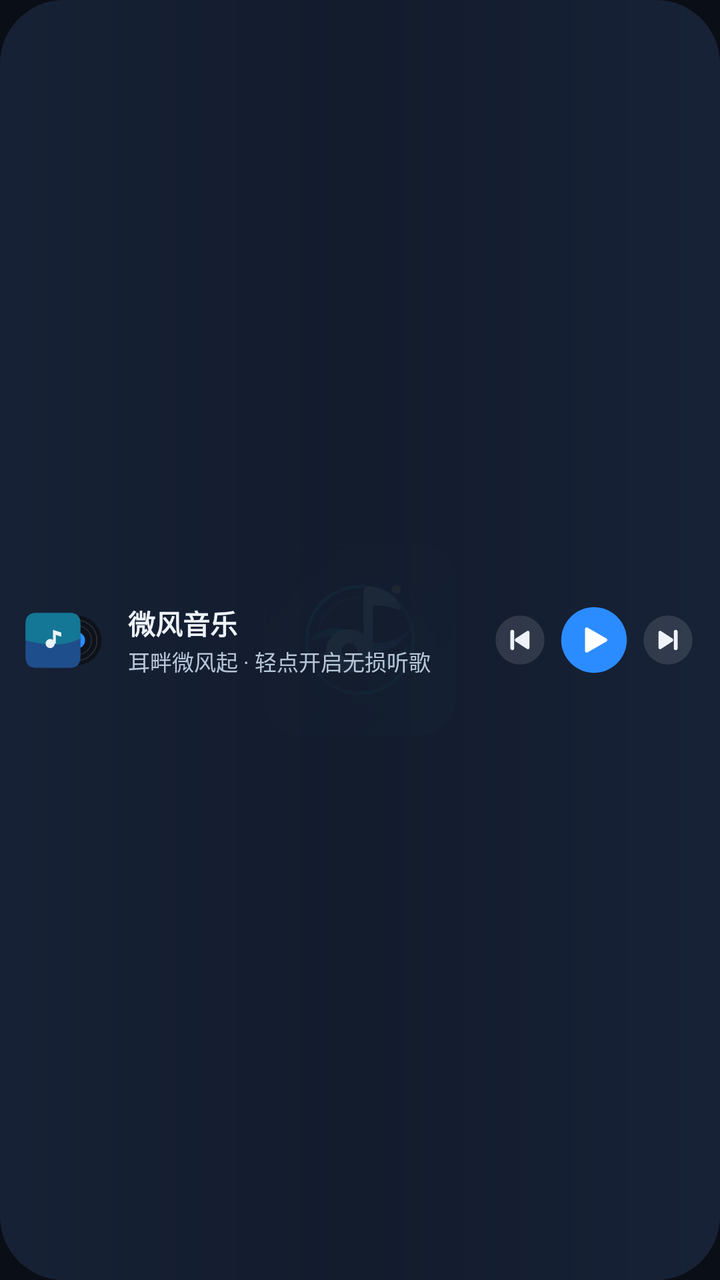
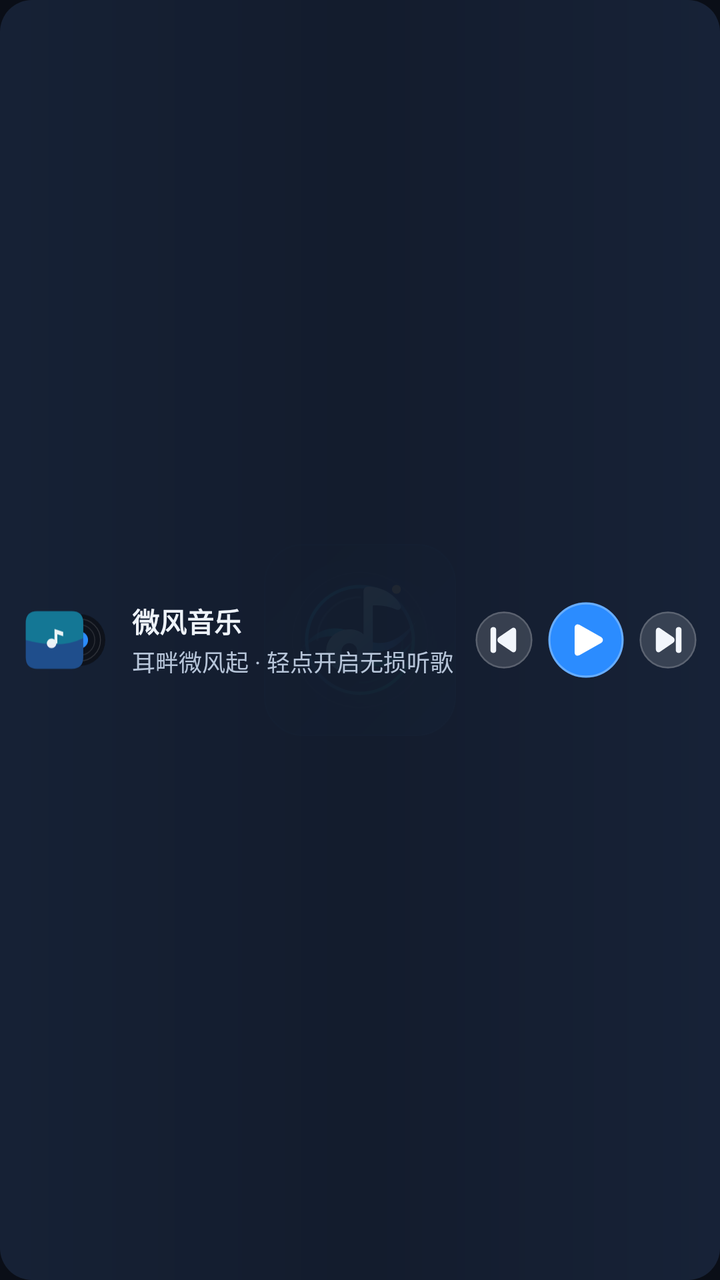

An Android layout rendered at two revisions. The XML below is the earlier revision; the diff shows what the commit changed to produce the second picture.
<!-- AndroidManifest.xml: application theme Theme.ConceptMusic -->
<!-- res/layout/widget_breeze_compact.xml -->
<?xml version="1.0" encoding="utf-8"?>
<FrameLayout xmlns:android="http://schemas.android.com/apk/res/android"
    android:id="@+id/widget_root"
    android:layout_width="match_parent"
    android:layout_height="match_parent"
    android:background="@android:color/transparent">

    <ImageView
        android:id="@+id/widget_bg_image"
        android:layout_width="match_parent"
        android:layout_height="match_parent"
        android:contentDescription="@null"
        android:scaleType="fitXY"
        android:src="@drawable/bg_widget_capsule_preview" />

    <LinearLayout
        android:layout_width="match_parent"
        android:layout_height="match_parent"
        android:gravity="center_vertical"
        android:orientation="horizontal"
        android:paddingLeft="10dp"
        android:paddingTop="6dp"
        android:paddingRight="12dp"
        android:paddingBottom="6dp">

        <ImageView
            android:id="@+id/widget_artwork_stage"
            android:layout_width="44dp"
            android:layout_height="44dp"
            android:contentDescription="@string/app_name"
            android:scaleType="fitCenter"
            android:src="@drawable/bg_widget_stage_art_preview" />

        <LinearLayout
            android:layout_width="0dp"
            android:layout_height="wrap_content"
            android:layout_marginStart="10dp"
            android:layout_marginEnd="6dp"
            android:layout_weight="1"
            android:orientation="vertical">

            <LinearLayout
                android:layout_width="match_parent"
                android:layout_height="wrap_content"
                android:gravity="center_vertical"
                android:orientation="horizontal">

                <TextView
                    android:id="@+id/widget_song_title"
                    android:layout_width="0dp"
                    android:layout_height="wrap_content"
                    android:layout_weight="1"
                    android:ellipsize="end"
                    android:maxLines="1"
                    android:text="@string/app_name"
                    android:textColor="#EEF3FA"
                    android:textSize="13.5sp"
                    android:textStyle="bold" />

                <ImageView
                    android:id="@+id/widget_quality_badge_img"
                    android:layout_width="wrap_content"
                    android:layout_height="15dp"
                    android:layout_marginStart="5dp"
                    android:adjustViewBounds="true"
                    android:contentDescription="@null"
                    android:scaleType="fitCenter"
                    android:visibility="gone" />
            </LinearLayout>

            <TextView
                android:id="@+id/widget_song_artist"
                android:layout_width="match_parent"
                android:layout_height="wrap_content"
                android:layout_marginTop="1dp"
                android:ellipsize="end"
                android:maxLines="1"
                android:text="@string/widget_idle_subtitle"
                android:textColor="#B7C5D9"
                android:textSize="11sp" />
        </LinearLayout>

        <ImageView
            android:id="@+id/widget_btn_prev"
            android:layout_width="28dp"
            android:layout_height="28dp"
            android:contentDescription="@string/widget_cd_prev"
            android:scaleType="fitCenter"
            android:src="@drawable/ic_widget_prev_preview" />

        <ImageView
            android:id="@+id/widget_btn_play"
            android:layout_width="38dp"
            android:layout_height="38dp"
            android:layout_marginStart="4dp"
            android:layout_marginEnd="4dp"
            android:contentDescription="@string/widget_cd_play_pause"
            android:scaleType="fitCenter"
            android:src="@drawable/ic_widget_play_preview" />

        <ImageView
            android:id="@+id/widget_btn_next"
            android:layout_width="28dp"
            android:layout_height="28dp"
            android:contentDescription="@string/widget_cd_next"
            android:scaleType="fitCenter"
            android:src="@drawable/ic_widget_next_preview" />
    </LinearLayout>
</FrameLayout>
<!-- resources referenced by this layout -->
<resources>
  <!-- drawable bg_widget_capsule_preview (drawable) -->
  <?xml version="1.0" encoding="utf-8"?>
  <shape xmlns:android="http://schemas.android.com/apk/res/android"
      android:shape="rectangle">
      <corners android:radius="32dp" />
      <gradient
          android:angle="0"
          android:startColor="#F2162236"
          android:centerColor="#F2131C2D"
          android:endColor="#F2172338" />
  </shape>
  <!-- drawable ic_widget_next_preview (drawable) -->
  <?xml version="1.0" encoding="utf-8"?>
  <vector xmlns:android="http://schemas.android.com/apk/res/android"
      android:width="32dp"
      android:height="32dp"
      android:viewportWidth="32"
      android:viewportHeight="32">
      <path
          android:fillColor="#1EFFFFFF"
          android:pathData="M16,16m-14,0a14,14 0,1 1,28 0a14,14 0,1 1,-28 0" />
      <path
          android:fillColor="#EEF3FA"
          android:pathData="M19.3,11.2 C19.3,10.6 19.8,10.2 20.4,10.2 C21,10.2 21.5,10.6 21.5,11.2 L21.5,20.8 C21.5,21.4 21,21.8 20.4,21.8 C19.8,21.8 19.3,21.4 19.3,20.8 Z M10.6,11.6 C10.6,10.9 11.4,10.5 12,10.9 L18.6,15.2 C19.1,15.6 19.1,16.4 18.6,16.8 L12,21.1 C11.4,21.5 10.6,21.1 10.6,20.4 Z" />
  </vector>
  <!-- drawable ic_widget_play_preview (drawable) -->
  <?xml version="1.0" encoding="utf-8"?>
  <vector xmlns:android="http://schemas.android.com/apk/res/android"
      android:width="44dp"
      android:height="44dp"
      android:viewportWidth="44"
      android:viewportHeight="44">
      <path
          android:fillColor="#2B8CFF"
          android:pathData="M22,22m-19,0a19,19 0,1 1,38 0a19,19 0,1 1,-38 0" />
      <path
          android:fillColor="#FFFFFF"
          android:pathData="M18.2,14.8 C17.5,14.4 16.8,14.9 16.8,15.7 L16.8,28.3 C16.8,29.1 17.5,29.6 18.2,29.2 L29.2,22.9 C29.9,22.5 29.9,21.5 29.2,21.1 Z" />
  </vector>
  <!-- drawable ic_widget_prev_preview (drawable) -->
  <?xml version="1.0" encoding="utf-8"?>
  <vector xmlns:android="http://schemas.android.com/apk/res/android"
      android:width="32dp"
      android:height="32dp"
      android:viewportWidth="32"
      android:viewportHeight="32">
      <path
          android:fillColor="#1EFFFFFF"
          android:pathData="M16,16m-14,0a14,14 0,1 1,28 0a14,14 0,1 1,-28 0" />
      <path
          android:fillColor="#EEF3FA"
          android:pathData="M10.5,11.2 C10.5,10.6 11,10.2 11.6,10.2 C12.2,10.2 12.7,10.6 12.7,11.2 L12.7,20.8 C12.7,21.4 12.2,21.8 11.6,21.8 C11,21.8 10.5,21.4 10.5,20.8 Z M21.4,11.6 C21.4,10.9 20.6,10.5 20,10.9 L13.4,15.2 C12.9,15.6 12.9,16.4 13.4,16.8 L20,21.1 C20.6,21.5 21.4,21.1 21.4,20.4 Z" />
  </vector>
  <string name="app_name">微风音乐</string>
  <string name="widget_cd_next">下一首</string>
  <string name="widget_cd_play_pause">播放或暂停</string>
  <string name="widget_cd_prev">上一首</string>
  <string name="widget_idle_subtitle">耳畔微风起 · 轻点开启无损听歌</string>
  <!-- drawable bg_splash_window_dark (drawable) -->
  <?xml version="1.0" encoding="utf-8"?>
  <layer-list xmlns:android="http://schemas.android.com/apk/res/android">
      
      <item android:drawable="@color/concept_window_bg_dark" />
  
      
      <item
          android:width="96dp"
          android:height="96dp"
          android:gravity="center"
          android:drawable="@drawable/ic_launcher_concept" />
  </layer-list>
  <color name="concept_window_bg_dark">#FF0A0E17</color>
  <!-- unchanged entries left out for length: 4 -->
</resources>

<!-- the commit's change to res/layout/widget_breeze_compact.xml (unified diff, before → after) -->
@@ -20,13 +20,13 @@
         android:orientation="horizontal"
         android:paddingLeft="10dp"
         android:paddingTop="6dp"
-        android:paddingRight="12dp"
+        android:paddingRight="10dp"
         android:paddingBottom="6dp">
 
         <ImageView
             android:id="@+id/widget_artwork_stage"
-            android:layout_width="44dp"
-            android:layout_height="44dp"
+            android:layout_width="46dp"
+            android:layout_height="46dp"
             android:contentDescription="@string/app_name"
             android:scaleType="fitCenter"
             android:src="@drawable/bg_widget_stage_art_preview" />
@@ -72,26 +72,26 @@
                 android:id="@+id/widget_song_artist"
                 android:layout_width="match_parent"
                 android:layout_height="wrap_content"
-                android:layout_marginTop="1dp"
+                android:layout_marginTop="1.5dp"
                 android:ellipsize="end"
                 android:maxLines="1"
                 android:text="@string/widget_idle_subtitle"
                 android:textColor="#B7C5D9"
-                android:textSize="11sp" />
+                android:textSize="11.5sp" />
         </LinearLayout>
 
         <ImageView
             android:id="@+id/widget_btn_prev"
-            android:layout_width="28dp"
-            android:layout_height="28dp"
+            android:layout_width="32dp"
+            android:layout_height="32dp"
             android:contentDescription="@string/widget_cd_prev"
             android:scaleType="fitCenter"
             android:src="@drawable/ic_widget_prev_preview" />
 
         <ImageView
             android:id="@+id/widget_btn_play"
-            android:layout_width="38dp"
-            android:layout_height="38dp"
+            android:layout_width="42dp"
+            android:layout_height="42dp"
             android:layout_marginStart="4dp"
             android:layout_marginEnd="4dp"
             android:contentDescription="@string/widget_cd_play_pause"
@@ -100,8 +100,8 @@
 
         <ImageView
             android:id="@+id/widget_btn_next"
-            android:layout_width="28dp"
-            android:layout_height="28dp"
+            android:layout_width="32dp"
+            android:layout_height="32dp"
             android:contentDescription="@string/widget_cd_next"
             android:scaleType="fitCenter"
             android:src="@drawable/ic_widget_next_preview" />
<!-- resource entries referenced after the edit -->
@@ -4,7 +4,7 @@
   <?xml version="1.0" encoding="utf-8"?>
   <shape xmlns:android="http://schemas.android.com/apk/res/android"
       android:shape="rectangle">
-      <corners android:radius="32dp" />
+      <corners android:radius="16dp" />
       <gradient
           android:angle="0"
           android:startColor="#F2162236"
@@ -14,44 +14,59 @@
   <!-- drawable ic_widget_next_preview (drawable) -->
   <?xml version="1.0" encoding="utf-8"?>
   <vector xmlns:android="http://schemas.android.com/apk/res/android"
-      android:width="32dp"
-      android:height="32dp"
-      android:viewportWidth="32"
-      android:viewportHeight="32">
+      android:width="36dp"
+      android:height="36dp"
+      android:viewportWidth="36"
+      android:viewportHeight="36">
       <path
-          android:fillColor="#1EFFFFFF"
-          android:pathData="M16,16m-14,0a14,14 0,1 1,28 0a14,14 0,1 1,-28 0" />
+          android:fillColor="#26FFFFFF"
+          android:pathData="M18,18m-16,0a16,16 0,1 1,32 0a16,16 0,1 1,-32 0" />
       <path
-          android:fillColor="#EEF3FA"
-          android:pathData="M19.3,11.2 C19.3,10.6 19.8,10.2 20.4,10.2 C21,10.2 21.5,10.6 21.5,11.2 L21.5,20.8 C21.5,21.4 21,21.8 20.4,21.8 C19.8,21.8 19.3,21.4 19.3,20.8 Z M10.6,11.6 C10.6,10.9 11.4,10.5 12,10.9 L18.6,15.2 C19.1,15.6 19.1,16.4 18.6,16.8 L12,21.1 C11.4,21.5 10.6,21.1 10.6,20.4 Z" />
+          android:fillColor="#00000000"
+          android:strokeColor="#2EFFFFFF"
+          android:strokeWidth="0.9"
+          android:pathData="M18,18m-15.5,0a15.5,15.5 0,1 1,31 0a15.5,15.5 0,1 1,-31 0" />
+      <path
+          android:fillColor="#F2F6FC"
+          android:pathData="M22.4,12.2 C22.4,11.3 23.1,10.7 24.0,10.7 C24.9,10.7 25.6,11.3 25.6,12.2 L25.6,23.8 C25.6,24.7 24.9,25.3 24.0,25.3 C23.1,25.3 22.4,24.7 22.4,23.8 Z M11.2,12.6 C11.2,11.4 12.4,10.7 13.4,11.3 L21.0,16.5 C21.9,17.2 21.9,18.8 21.0,19.5 L13.4,24.7 C12.4,25.3 11.2,24.6 11.2,23.4 Z" />
   </vector>
   <!-- drawable ic_widget_play_preview (drawable) -->
   <?xml version="1.0" encoding="utf-8"?>
   <vector xmlns:android="http://schemas.android.com/apk/res/android"
-      android:width="44dp"
-      android:height="44dp"
-      android:viewportWidth="44"
-      android:viewportHeight="44">
+      android:width="48dp"
+      android:height="48dp"
+      android:viewportWidth="48"
+      android:viewportHeight="48">
       <path
           android:fillColor="#2B8CFF"
-          android:pathData="M22,22m-19,0a19,19 0,1 1,38 0a19,19 0,1 1,-38 0" />
+          android:pathData="M24,24m-21.5,0a21.5,21.5 0,1 1,43 0a21.5,21.5 0,1 1,-43 0" />
+      <path
+          android:fillColor="#00000000"
+          android:strokeColor="#48FFFFFF"
+          android:strokeWidth="1.2"
+          android:pathData="M24,24m-20.9,0a20.9,20.9 0,1 1,41.8 0a20.9,20.9 0,1 1,-41.8 0" />
       <path
           android:fillColor="#FFFFFF"
-          android:pathData="M18.2,14.8 C17.5,14.4 16.8,14.9 16.8,15.7 L16.8,28.3 C16.8,29.1 17.5,29.6 18.2,29.2 L29.2,22.9 C29.9,22.5 29.9,21.5 29.2,21.1 Z" />
+          android:pathData="M20.3,15.3 C18.8,14.5 17.5,15.4 17.5,17.0 L17.5,31.0 C17.5,32.6 18.8,33.5 20.3,32.7 L32.6,25.7 C34.0,24.9 34.0,23.1 32.6,22.3 Z" />
   </vector>
   <!-- drawable ic_widget_prev_preview (drawable) -->
   <?xml version="1.0" encoding="utf-8"?>
   <vector xmlns:android="http://schemas.android.com/apk/res/android"
-      android:width="32dp"
-      android:height="32dp"
-      android:viewportWidth="32"
-      android:viewportHeight="32">
+      android:width="36dp"
+      android:height="36dp"
+      android:viewportWidth="36"
+      android:viewportHeight="36">
       <path
-          android:fillColor="#1EFFFFFF"
-          android:pathData="M16,16m-14,0a14,14 0,1 1,28 0a14,14 0,1 1,-28 0" />
+          android:fillColor="#26FFFFFF"
+          android:pathData="M18,18m-16,0a16,16 0,1 1,32 0a16,16 0,1 1,-32 0" />
       <path
-          android:fillColor="#EEF3FA"
-          android:pathData="M10.5,11.2 C10.5,10.6 11,10.2 11.6,10.2 C12.2,10.2 12.7,10.6 12.7,11.2 L12.7,20.8 C12.7,21.4 12.2,21.8 11.6,21.8 C11,21.8 10.5,21.4 10.5,20.8 Z M21.4,11.6 C21.4,10.9 20.6,10.5 20,10.9 L13.4,15.2 C12.9,15.6 12.9,16.4 13.4,16.8 L20,21.1 C20.6,21.5 21.4,21.1 21.4,20.4 Z" />
+          android:fillColor="#00000000"
+          android:strokeColor="#2EFFFFFF"
+          android:strokeWidth="0.9"
+          android:pathData="M18,18m-15.5,0a15.5,15.5 0,1 1,31 0a15.5,15.5 0,1 1,-31 0" />
+      <path
+          android:fillColor="#F2F6FC"
+          android:pathData="M10.4,12.2 C10.4,11.3 11.1,10.7 12.0,10.7 C12.9,10.7 13.6,11.3 13.6,12.2 L13.6,23.8 C13.6,24.7 12.9,25.3 12.0,25.3 C11.1,25.3 10.4,24.7 10.4,23.8 Z M24.8,12.6 C24.8,11.4 23.6,10.7 22.6,11.3 L15.0,16.5 C14.1,17.2 14.1,18.8 15.0,19.5 L22.6,24.7 C23.6,25.3 24.8,24.6 24.8,23.4 Z" />
   </vector>
   <string name="app_name">微风音乐</string>
   <string name="widget_cd_next">下一首</string>
